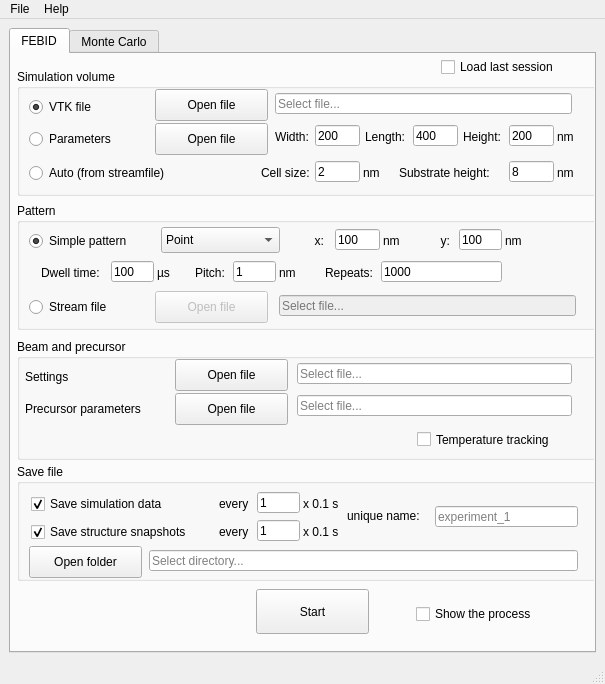
The window that febid/ui/main_window.ui (MrCheatak/FEBID_py) describes before a commit, drawn with Qt 5.
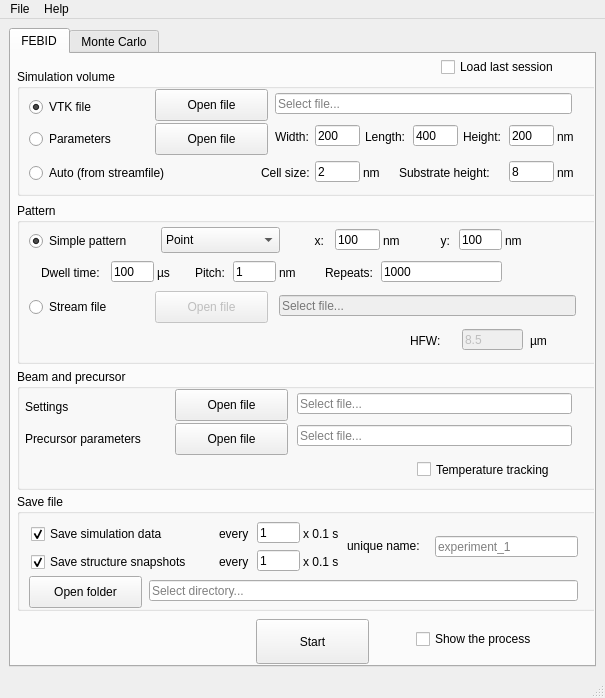
The same window after the commit.

Commit message: UI:  - Added HFW input prompt for stream files.  - Fixed a bug that viewed the process despite that Show process checkbox was unchecked.  - Minor interface code refactoring.  - Fixed a bug that sometimes did not allow cell size editing when Auto was chosen.

The edit to the form file:
```diff
--- a/febid/ui/main_window.ui
+++ b/febid/ui/main_window.ui
@@ -7,7 +7,7 @@
     <x>0</x>
     <y>0</y>
     <width>605</width>
-    <height>684</height>
+    <height>698</height>
    </rect>
   </property>
   <property name="windowTitle">
@@ -356,7 +356,7 @@
           <x>6</x>
           <y>149</y>
           <width>580</width>
-          <height>127</height>
+          <height>161</height>
          </rect>
         </property>
         <property name="title">
@@ -685,12 +685,63 @@
           <string>nm</string>
          </property>
         </widget>
+        <widget class="QLabel" name="l_hfw">
+         <property name="geometry">
+          <rect>
+           <x>393</x>
+           <y>130</y>
+           <width>41</width>
+           <height>16</height>
+          </rect>
+         </property>
+         <property name="text">
+          <string>HFW:</string>
+         </property>
+        </widget>
+        <widget class="QLineEdit" name="input_hfw">
+         <property name="enabled">
+          <bool>false</bool>
+         </property>
+         <property name="geometry">
+          <rect>
+           <x>445</x>
+           <y>126</y>
+           <width>61</width>
+           <height>21</height>
+          </rect>
+         </property>
+         <property name="inputMask">
+          <string/>
+         </property>
+         <property name="text">
+          <string>8.5</string>
+         </property>
+         <property name="maxLength">
+          <number>32767</number>
+         </property>
+         <property name="placeholderText">
+          <string>Input...</string>
+         </property>
+        </widget>
+        <widget class="QLabel" name="l_hfw_units">
+         <property name="geometry">
+          <rect>
+           <x>513</x>
+           <y>130</y>
+           <width>41</width>
+           <height>16</height>
+          </rect>
+         </property>
+         <property name="text">
+          <string>µm</string>
+         </property>
+        </widget>
        </widget>
        <widget class="QGroupBox" name="groupBox_4">
         <property name="geometry">
          <rect>
           <x>6</x>
-          <y>285</y>
+          <y>315</y>
           <width>580</width>
           <height>121</height>
          </rect>
@@ -803,7 +854,7 @@
         <property name="geometry">
          <rect>
           <x>245</x>
-          <y>535</y>
+          <y>565</y>
           <width>113</width>
           <height>45</height>
          </rect>
@@ -816,7 +867,7 @@
         <property name="geometry">
          <rect>
           <x>6</x>
-          <y>410</y>
+          <y>440</y>
           <width>580</width>
           <height>117</height>
          </rect>
@@ -1015,7 +1066,7 @@
         <property name="geometry">
          <rect>
           <x>405</x>
-          <y>550</y>
+          <y>575</y>
           <width>133</width>
           <height>20</height>
          </rect>
```
Left out of the diff: 90 changed lines with no effect on the pictures. The commit also changes 5 other files.
